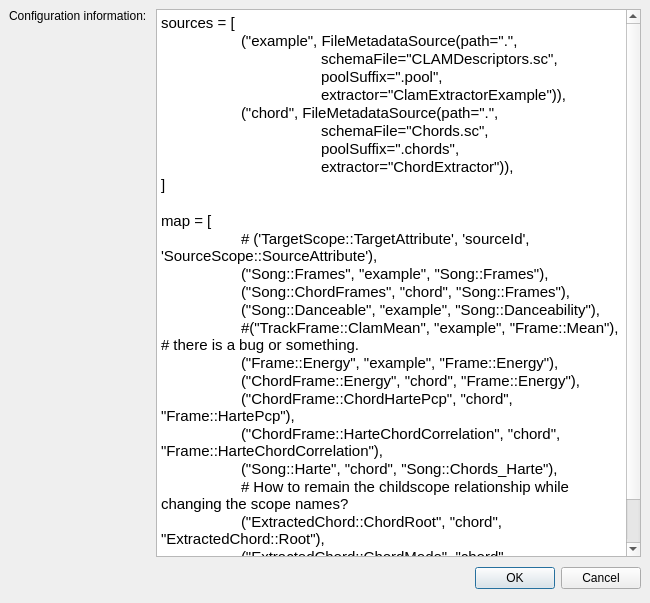
clam-project/clam, file Annotator/src/ConfigurationEditor.ui: the form before one commit.
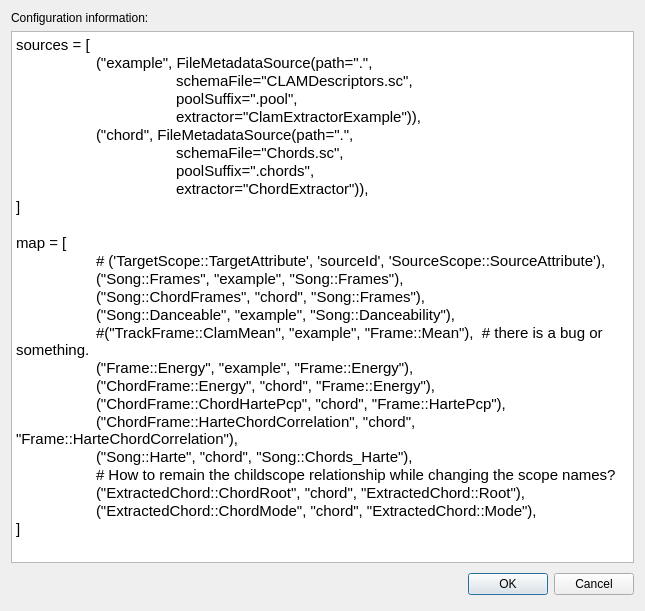
The form after the commit.

Commit message: * ConfigurationEditor.ui: change the location of the 'Configuration Information' for a better appearance

The edit to the form file:
```diff
--- a/Annotator/src/ConfigurationEditor.ui
+++ b/Annotator/src/ConfigurationEditor.ui
@@ -5,33 +5,15 @@
    <rect>
     <x>0</x>
     <y>0</y>
-    <width>650</width>
-    <height>603</height>
+    <width>645</width>
+    <height>611</height>
    </rect>
   </property>
   <property name="windowTitle" >
    <string>Configuration Information</string>
   </property>
-  <layout class="QGridLayout" >
-   <property name="leftMargin" >
-    <number>9</number>
-   </property>
-   <property name="topMargin" >
-    <number>9</number>
-   </property>
-   <property name="rightMargin" >
-    <number>9</number>
-   </property>
-   <property name="bottomMargin" >
-    <number>9</number>
-   </property>
-   <property name="horizontalSpacing" >
-    <number>6</number>
-   </property>
-   <property name="verticalSpacing" >
-    <number>6</number>
-   </property>
-   <item row="0" column="0" >
+  <layout class="QVBoxLayout" >
+   <item>
     <widget class="QLabel" name="label" >
      <property name="text" >
       <string>Configuration information: </string>
@@ -41,14 +23,10 @@
      </property>
     </widget>
    </item>
-   <item row="0" column="1" >
-    <widget class="QSplitter" name="splitter" >
-     <property name="orientation" >
-      <enum>Qt::Horizontal</enum>
-     </property>
-     <widget class="QTextEdit" name="configInfo" >
-      <property name="html" >
-       <string>&lt;html>&lt;head>&lt;meta name="qrichtext" content="1" />&lt;style type="text/css">
+   <item>
+    <widget class="QTextEdit" name="configInfo" >
+     <property name="html" >
+      <string>&lt;html>&lt;head>&lt;meta name="qrichtext" content="1" />&lt;style type="text/css">
 p, li { white-space: pre-wrap; }
 &lt;/style>&lt;/head>&lt;body style=" font-family:'宋体'; font-size:9pt; font-weight:400; font-style:normal;">
 &lt;p style=" margin-top:0px; margin-bottom:0px; margin-left:0px; margin-right:0px; -qt-block-indent:0; text-indent:0px;">&lt;span style=" font-family:'Sans Serif'; font-size:11pt;">sources = [&lt;/span>&lt;/p>
@@ -77,30 +55,14 @@
 &lt;p style=" margin-top:0px; margin-bottom:0px; margin-left:0px; margin-right:0px; -qt-block-indent:0; text-indent:0px; font-family:'Sans Serif'; font-size:11pt;">	("ExtractedChord::ChordRoot", "chord", "ExtractedChord::Root"),&lt;/p>
 &lt;p style=" margin-top:0px; margin-bottom:0px; margin-left:0px; margin-right:0px; -qt-block-indent:0; text-indent:0px; font-family:'Sans Serif'; font-size:11pt;">	("ExtractedChord::ChordMode", "chord", "ExtractedChord::Mode"),&lt;/p>
 &lt;p style=" margin-top:0px; margin-bottom:0px; margin-left:0px; margin-right:0px; -qt-block-indent:0; text-indent:0px; font-family:'Sans Serif'; font-size:11pt;">]&lt;/p>&lt;/body>&lt;/html></string>
-      </property>
-      <property name="acceptRichText" >
-       <bool>false</bool>
-      </property>
-     </widget>
+     </property>
+     <property name="acceptRichText" >
+      <bool>false</bool>
+     </property>
     </widget>
    </item>
-   <item row="1" column="0" colspan="2" >
+   <item>
     <layout class="QHBoxLayout" >
-     <property name="spacing" >
-      <number>6</number>
-     </property>
-     <property name="leftMargin" >
-      <number>0</number>
-     </property>
-     <property name="topMargin" >
-      <number>0</number>
-     </property>
-     <property name="rightMargin" >
-      <number>0</number>
-     </property>
-     <property name="bottomMargin" >
-      <number>0</number>
-     </property>
      <item>
       <spacer>
        <property name="orientation" >
@@ -108,7 +70,7 @@
        </property>
        <property name="sizeHint" >
         <size>
-         <width>131</width>
+         <width>381</width>
          <height>31</height>
         </size>
        </property>
```
Left out of the diff: 4 changed lines with no effect on the pictures.
